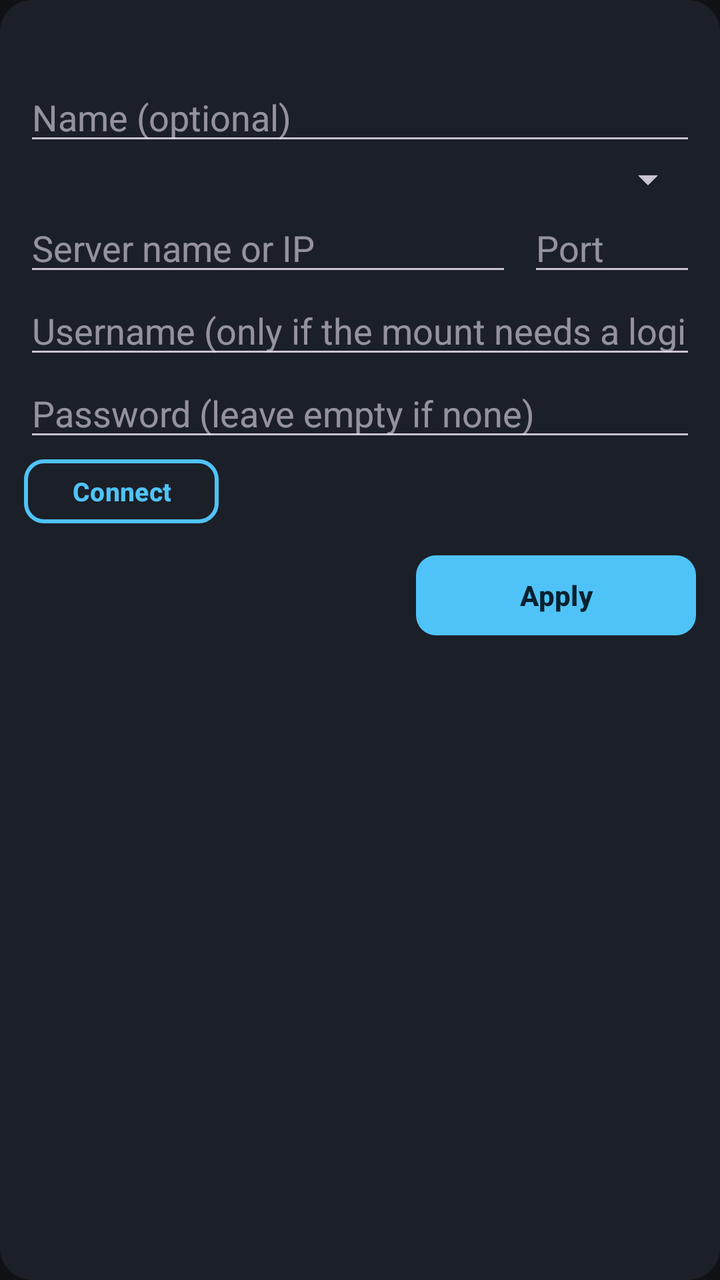
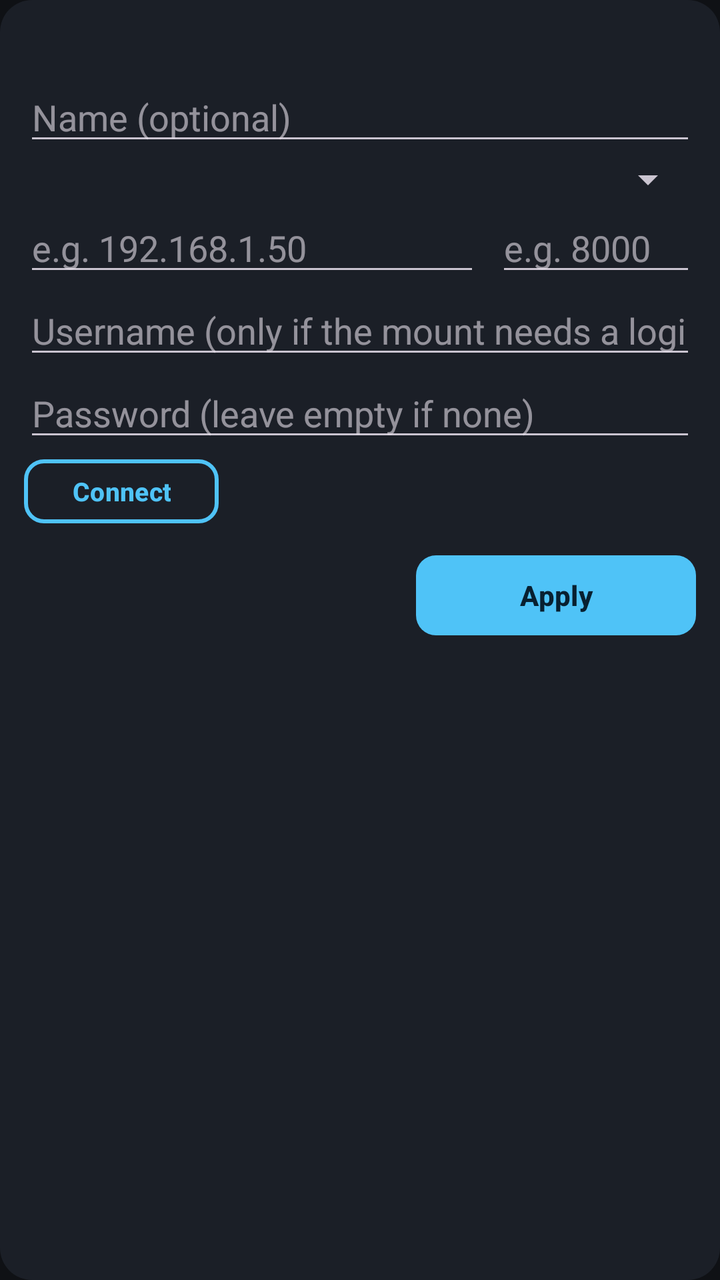

Compare the two renders of this Android layout. The source of the first and the diff that turns it into the second are given below.
<!-- AndroidManifest.xml: application theme Theme.MultiIcecast -->
<!-- res/layout/settings_stream.xml -->
<?xml version="1.0" encoding="utf-8"?>
<LinearLayout xmlns:android="http://schemas.android.com/apk/res/android"
    android:layout_width="match_parent"
    android:layout_height="wrap_content"
    android:background="@drawable/panel_bg"
    android:orientation="vertical"
    android:padding="12dp">

    <TextView
        android:id="@+id/header"
        android:layout_width="match_parent"
        android:layout_height="wrap_content"
        android:textColor="@color/accent"
        android:textSize="18sp"
        android:textStyle="bold" />

    <EditText
        android:id="@+id/name"
        android:layout_width="match_parent"
        android:layout_height="wrap_content"
        android:hint="Name (optional)"
        android:importantForAutofill="no"
        android:inputType="text"
        android:textColor="@color/text_primary" />

    <Spinner
        android:id="@+id/type"
        android:layout_width="match_parent"
        android:layout_height="wrap_content" />

    
    <LinearLayout
        android:layout_width="match_parent"
        android:layout_height="wrap_content"
        android:orientation="horizontal">

        <EditText
            android:id="@+id/url"
            android:layout_width="0dp"
            android:layout_height="wrap_content"
            android:layout_weight="1"
            android:hint="Server name or IP"
            android:importantForAutofill="no"
            android:inputType="textUri"
            android:textColor="@color/text_primary" />

        <EditText
            android:id="@+id/port"
            android:layout_width="84dp"
            android:layout_height="wrap_content"
            android:layout_marginStart="8dp"
            android:hint="Port"
            android:importantForAutofill="no"
            android:inputType="number"
            android:maxLength="5"
            android:textColor="@color/text_primary" />
    </LinearLayout>

    
    <LinearLayout
        android:id="@+id/icecastGroup"
        android:layout_width="match_parent"
        android:layout_height="wrap_content"
        android:orientation="vertical">

        <EditText
            android:id="@+id/user"
            android:layout_width="match_parent"
            android:layout_height="wrap_content"
            android:hint="Username (only if the mount needs a login)"
            android:importantForAutofill="no"
            android:inputType="text"
            android:textColor="@color/text_primary" />

        <EditText
            android:id="@+id/pass"
            android:layout_width="match_parent"
            android:layout_height="wrap_content"
            android:hint="Password (leave empty if none)"
            android:importantForAutofill="no"
            android:inputType="textPassword"
            android:textColor="@color/text_primary" />

        <LinearLayout
            android:layout_width="match_parent"
            android:layout_height="wrap_content"
            android:gravity="center_vertical"
            android:orientation="horizontal">

            <Button
                android:id="@+id/icTest"
                style="@style/Widget.MultiIcecast.Button.Outlined"
                android:layout_width="wrap_content"
                android:layout_height="40dp"
                android:minHeight="0dp"
                android:text="Connect"
                android:textSize="13sp" />

            <TextView
                android:id="@+id/icStatus"
                android:layout_width="0dp"
                android:layout_height="wrap_content"
                android:layout_marginStart="10dp"
                android:layout_weight="1"
                android:gravity="end"
                android:maxLines="4"
                android:textColor="@color/text_secondary"
                android:textSize="13sp" />
        </LinearLayout>

        <Spinner
            android:id="@+id/mountSpinner"
            android:layout_width="match_parent"
            android:layout_height="wrap_content"
            android:visibility="gone" />
    </LinearLayout>

    
    <LinearLayout
        android:id="@+id/owrxGroup"
        android:layout_width="match_parent"
        android:layout_height="wrap_content"
        android:orientation="vertical"
        android:visibility="gone">

        <LinearLayout
            android:layout_width="match_parent"
            android:layout_height="wrap_content"
            android:gravity="center_vertical"
            android:orientation="horizontal">

            <Button
                android:id="@+id/testConn"
                style="@style/Widget.MultiIcecast.Button.Outlined"
                android:layout_width="wrap_content"
                android:layout_height="40dp"
                android:minHeight="0dp"
                android:text="Connect"
                android:textSize="13sp" />

            <TextView
                android:id="@+id/testStatus"
                android:layout_width="0dp"
                android:layout_height="wrap_content"
                android:layout_marginStart="10dp"
                android:layout_weight="1"
                android:gravity="end"
                android:textColor="@color/text_secondary"
                android:textSize="13sp" />
        </LinearLayout>

        <Spinner
            android:id="@+id/profileSpinner"
            android:layout_width="match_parent"
            android:layout_height="wrap_content"
            android:visibility="gone" />

        <Spinner
            android:id="@+id/mode"
            android:layout_width="match_parent"
            android:layout_height="wrap_content" />

        <Spinner
            android:id="@+id/slot"
            android:layout_width="match_parent"
            android:layout_height="wrap_content"
            android:visibility="gone" />

        <EditText
            android:id="@+id/freq"
            android:layout_width="match_parent"
            android:layout_height="wrap_content"
            android:hint="Frequency in MHz, e.g. 145.500"
            android:importantForAutofill="no"
            android:inputType="numberDecimal"
            android:textColor="@color/text_primary" />

        <EditText
            android:id="@+id/profile"
            android:layout_width="match_parent"
            android:layout_height="wrap_content"
            android:visibility="gone"
            android:hint="Profile id (filled in from the list above)"
            android:importantForAutofill="no"
            android:inputType="text"
            android:textColor="@color/text_primary" />
    </LinearLayout>

    <Button
        android:id="@+id/apply"
        style="@style/Widget.MultiIcecast.Button.Filled"
        android:layout_width="wrap_content"
        android:layout_height="wrap_content"
        android:layout_gravity="end"
        android:layout_marginTop="8dp"
        android:minWidth="140dp"
        android:text="Apply" />
</LinearLayout>
<!-- resources referenced by this layout -->
<resources>
  <color name="accent">#4FC3F7</color>
  <color name="text_primary">#FFFFFF</color>
  <color name="text_secondary">#9AA4B2</color>
  <!-- drawable panel_bg (drawable) -->
  <?xml version="1.0" encoding="utf-8"?>
  <shape xmlns:android="http://schemas.android.com/apk/res/android" android:shape="rectangle">
      <solid android:color="@color/panel" />
      <corners android:radius="16dp" />
  </shape>
  <style name="Widget.MultiIcecast.Button.Filled" parent="Widget.Material3.Button">
          <item name="cornerRadius">10dp</item>
          <item name="backgroundTint">@color/accent</item>
          <item name="android:textColor">@color/button_on_accent</item>
          <item name="android:textStyle">bold</item>
      </style>
  <style name="Widget.MultiIcecast.Button.Outlined" parent="Widget.Material3.Button.OutlinedButton">
          <item name="cornerRadius">10dp</item>
          <item name="strokeColor">@color/accent</item>
          <item name="strokeWidth">2dp</item>
          <item name="android:textColor">@color/accent</item>
          <item name="android:textStyle">bold</item>
      </style>
  <style name="Theme.MultiIcecast" parent="Theme.Material3.Dark.NoActionBar">
          <item name="colorPrimary">@color/accent</item>
          <item name="android:windowBackground">@color/bg</item>
          <item name="android:statusBarColor">@color/bg</item>
          <item name="android:navigationBarColor">@color/bg</item>
      </style>
  <color name="panel">#1B1F27</color>
  <color name="button_on_accent">#082030</color>
  <color name="bg">#0F1115</color>
</resources>

<!-- the commit's change to res/layout/settings_stream.xml (unified diff, before → after) -->
@@ -39,17 +39,17 @@
             android:layout_width="0dp"
             android:layout_height="wrap_content"
             android:layout_weight="1"
-            android:hint="Server name or IP"
+            android:hint="e.g. 192.168.1.50"
             android:importantForAutofill="no"
             android:inputType="textUri"
             android:textColor="@color/text_primary" />
 
         <EditText
             android:id="@+id/port"
-            android:layout_width="84dp"
+            android:layout_width="100dp"
             android:layout_height="wrap_content"
             android:layout_marginStart="8dp"
-            android:hint="Port"
+            android:hint="e.g. 8000"
             android:importantForAutofill="no"
             android:inputType="number"
             android:maxLength="5"
